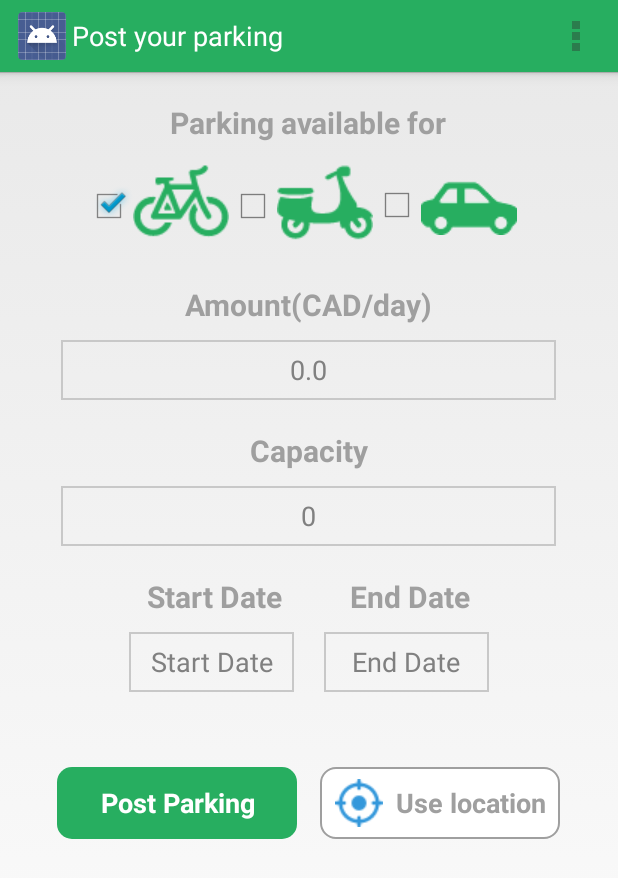
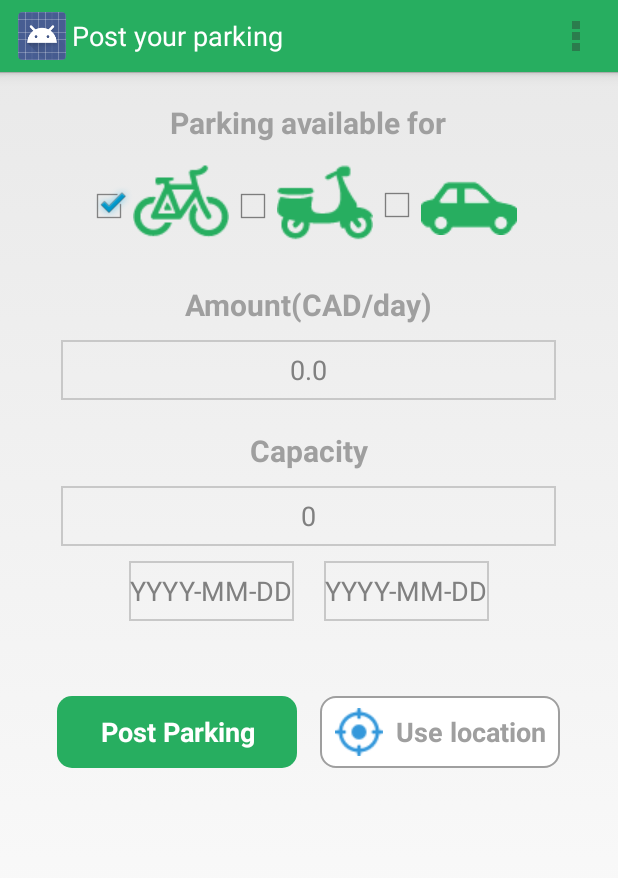
Before and after one commit to vishalshubham/WaterPark, an Android app: the PostSearchActivity screen opened directly, with no data from a screen before it, on a phone screen of 412 x 824 dp. Shown: the top 878 px of the screen. Run offline under Robolectric (Android 15) with nearby library versions, the phone set to English and light mode, and no system bars; 4 statements that could not run were skipped.

Commit message:
Date and UI changed

```diff
--- a/app/src/main/java/waterpark/com/waterpark/PostSearchActivity.java
+++ b/app/src/main/java/waterpark/com/waterpark/PostSearchActivity.java
@@ -1,6 +1,7 @@
 package waterpark.com.waterpark;
 
 import android.app.Activity;
+import android.app.FragmentTransaction;
 import android.content.Intent;
 import android.support.v7.app.AppCompatActivity;
 import android.os.Bundle;
@@ -8,6 +9,8 @@ import android.view.Menu;
 import android.view.MenuItem;
 import android.view.View;
 import android.widget.Button;
+import android.widget.EditText;
+import android.widget.TextView;
 
 public class PostSearchActivity extends Activity {
 
@@ -21,12 +24,41 @@ public class PostSearchActivity extends Activity {
         String email = getIntent().getExtras().getString("email","");
         String phone = getIntent().getExtras().getString("phone","");
 
+
+
         Button buttonPost = (Button)findViewById(R.id.id_button_post);
         buttonPost.setOnClickListener(new View.OnClickListener() {
             @Override
             public void onClick(View v) {
                 Intent i = new Intent(PostSearchActivity.this, PostPostedActivity.class);
                 startActivity(i);
+            }
+        });
+    }
+
+    @Override
+    protected void onStart() {
+        super.onStart();
+        EditText startDate = (EditText)findViewById(R.id.id_start_date);
+        EditText endDate = (EditText)findViewById(R.id.id_end_date);
+        startDate.setOnFocusChangeListener(new View.OnFocusChangeListener() {
+            @Override
+            public void onFocusChange(View v, boolean hasFocus) {
+                if (hasFocus) {
+                    DateDialog dialog = new DateDialog(v);
+                    FragmentTransaction ft = getFragmentManager().beginTransaction();
+                    dialog.show(ft, "DatePicker");
+                }
+            }
+        });
+        endDate.setOnFocusChangeListener(new View.OnFocusChangeListener() {
+            @Override
+            public void onFocusChange(View v, boolean hasFocus) {
+                if (hasFocus) {
+                    DateDialog dialog = new DateDialog(v);
+                    FragmentTransaction ft = getFragmentManager().beginTransaction();
+                    dialog.show(ft, "DatePicker");
+                }
             }
         });
     }
--- a/app/src/main/res/layout/activity_post_search.xml
+++ b/app/src/main/res/layout/activity_post_search.xml
@@ -83,13 +83,14 @@
         android:gravity="center"
         android:hint="@string/text_0"/>
 
-    <LinearLayout
+    <!--<LinearLayout
         android:layout_width="wrap_content"
         android:layout_height="wrap_content"
         android:orientation="horizontal"
         android:layout_gravity="center"
         android:layout_marginTop="20dp">
         <TextView
+            android:id="@+id/textView_start_date"
             android:layout_width="wrap_content"
             android:layout_height="wrap_content"
             android:layout_gravity="center"
@@ -101,6 +102,7 @@
             android:layout_width="45dp"
             android:layout_height="10dp"/>
         <TextView
+            android:id="@+id/textView_end_date"
             android:layout_width="wrap_content"
             android:layout_height="wrap_content"
             android:layout_gravity="center"
@@ -108,7 +110,7 @@
             android:textColor="#9f9f9f"
             android:textStyle="bold"
             android:text="@string/text_end_date"/>
-    </LinearLayout>
+    </LinearLayout>-->
 
 
     <LinearLayout
@@ -118,6 +120,7 @@
         android:layout_marginTop="10dp"
         android:layout_gravity="center">
         <EditText
+            android:id="@+id/id_start_date"
             android:layout_width="110dp"
             android:layout_height="40dp"
             android:background="@drawable/shape_edittext"
@@ -131,6 +134,7 @@
             android:layout_height="10dp"/>
 
         <EditText
+            android:id="@+id/id_end_date"
             android:layout_width="110dp"
             android:layout_height="40dp"
             android:background="@drawable/shape_edittext"
--- a/app/src/main/res/values/strings.xml
+++ b/app/src/main/res/values/strings.xml
@@ -22,8 +22,8 @@
     <string name="text_0_0">0.0</string>
     <string name="text_0">0</string>
     <string name="text_capacity">Capacity</string>
-    <string name="text_start_date">Start Date</string>
-    <string name="text_end_date">End Date</string>
+    <string name="text_start_date">YYYY-MM-DD</string>
+    <string name="text_end_date">YYYY-MM-DD</string>
     <string name="text_owner_name">Your Name</string>
     <string name="text_address">Your Address</string>
     <string name="text_address_eg">E.g. Suite No, Street Name, City, State</string>
```
Also changed, not shown: app/src/main/java/waterpark/com/waterpark/DateDialog.java (added, +39 -0 lines).
